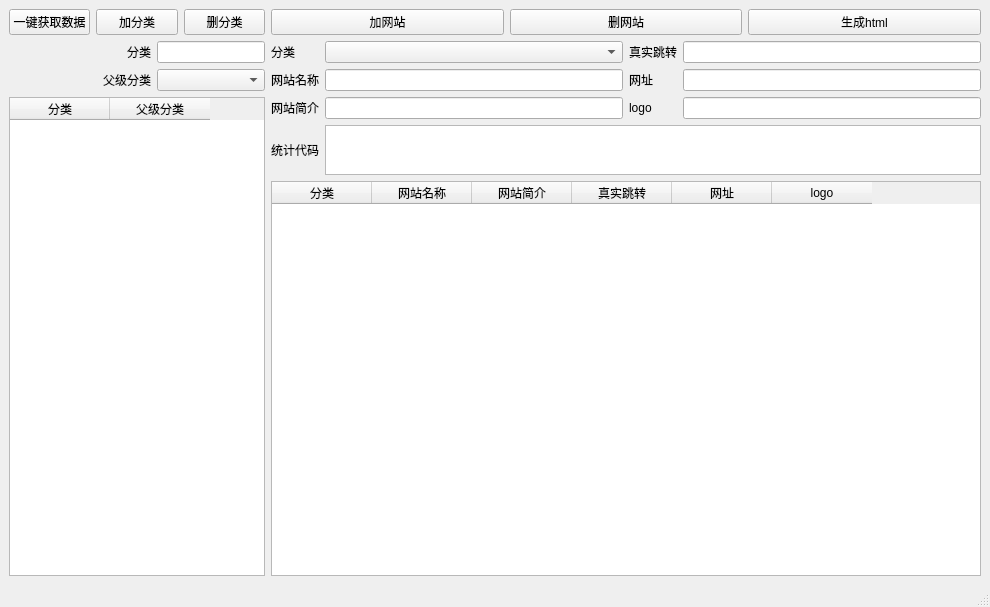
2024baibai/abbey2023.github.io, file window.ui: the form before one commit.
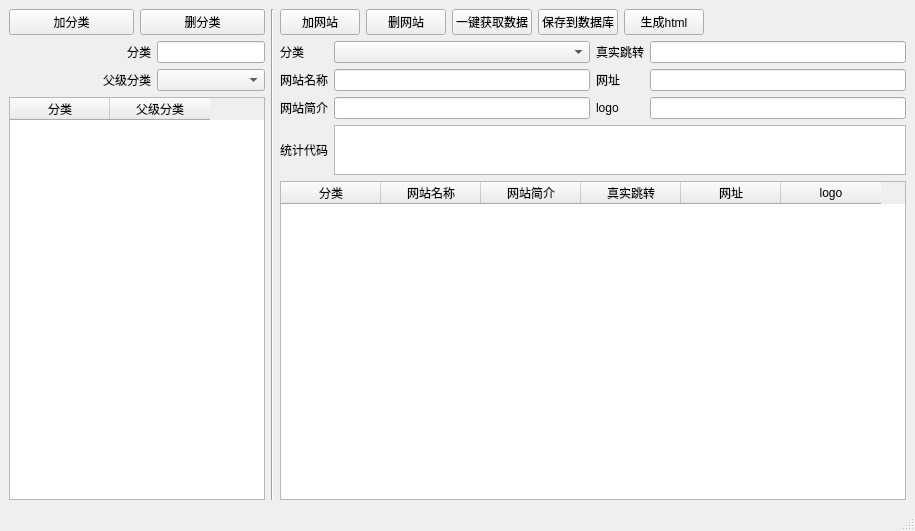
The form after the commit.

```diff
--- a/window.ui
+++ b/window.ui
@@ -6,8 +6,8 @@
    <rect>
     <x>0</x>
     <y>0</y>
-    <width>990</width>
-    <height>607</height>
+    <width>915</width>
+    <height>531</height>
    </rect>
   </property>
   <property name="windowTitle">
@@ -19,13 +19,6 @@
      <layout class="QVBoxLayout" name="verticalLayout">
       <item>
        <layout class="QHBoxLayout" name="horizontalLayout">
-        <item>
-         <widget class="QPushButton" name="pushButtonFetch">
-          <property name="text">
-           <string>一键获取数据</string>
-          </property>
-         </widget>
-        </item>
         <item>
          <widget class="QPushButton" name="pushButtonAddCategory">
           <property name="text">
@@ -109,6 +102,13 @@
      </layout>
     </item>
     <item row="0" column="1">
+     <widget class="Line" name="line">
+      <property name="orientation">
+       <enum>Qt::Vertical</enum>
+      </property>
+     </widget>
+    </item>
+    <item row="0" column="2">
      <layout class="QVBoxLayout" name="verticalLayout_2">
       <item>
        <layout class="QHBoxLayout" name="horizontalLayout_2">
@@ -126,6 +126,20 @@
           </property>
          </widget>
         </item>
+        <item>
+         <widget class="QPushButton" name="pushButtonFetch">
+          <property name="text">
+           <string>一键获取数据</string>
+          </property>
+         </widget>
+        </item>
+        <item>
+         <widget class="QPushButton" name="pushButtonSaveToDB">
+          <property name="text">
+           <string>保存到数据库</string>
+          </property>
+         </widget>
+        </item>
         <item>
          <widget class="QPushButton" name="pushButtonGenerateHTML">
           <property name="text">
@@ -133,6 +147,19 @@
           </property>
          </widget>
         </item>
+        <item>
+         <spacer name="horizontalSpacer">
+          <property name="orientation">
+           <enum>Qt::Horizontal</enum>
+          </property>
+          <property name="sizeHint" stdset="0">
+           <size>
+            <width>40</width>
+            <height>20</height>
+           </size>
+          </property>
+         </spacer>
+        </item>
        </layout>
       </item>
       <item>
@@ -254,6 +281,12 @@
       </item>
       <item>
        <widget class="QTableWidget" name="tableWidgetWebsite">
+        <property name="minimumSize">
+         <size>
+          <width>600</width>
+          <height>300</height>
+         </size>
+        </property>
         <column>
          <property name="text">
           <string>分类</string>
```
